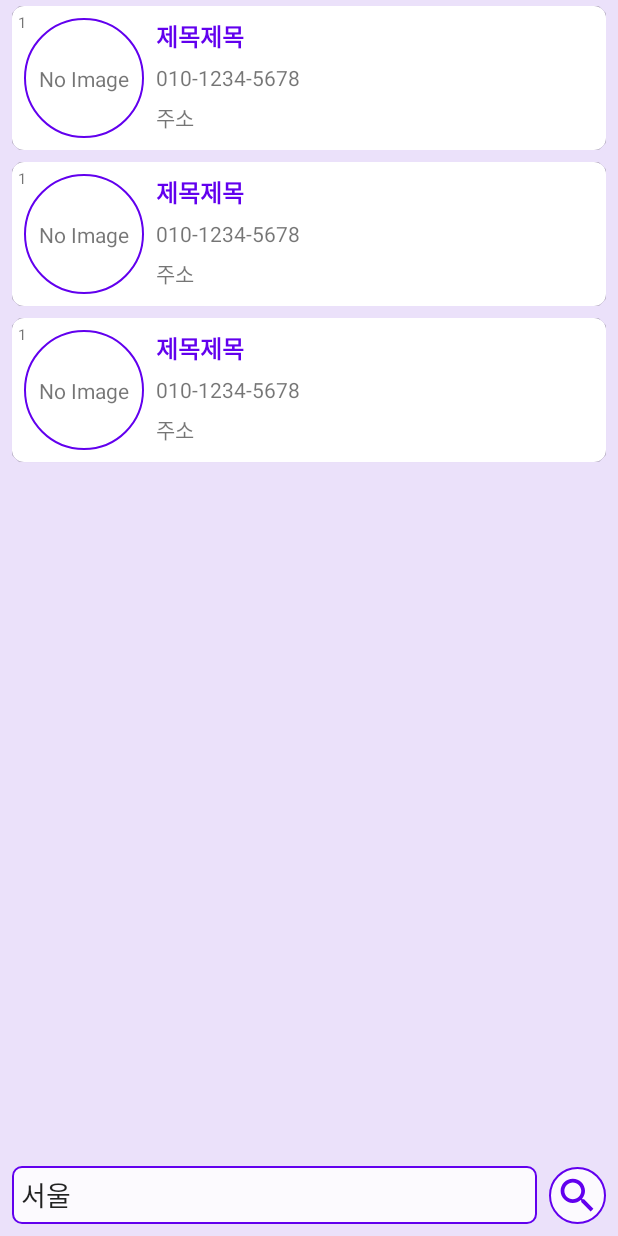
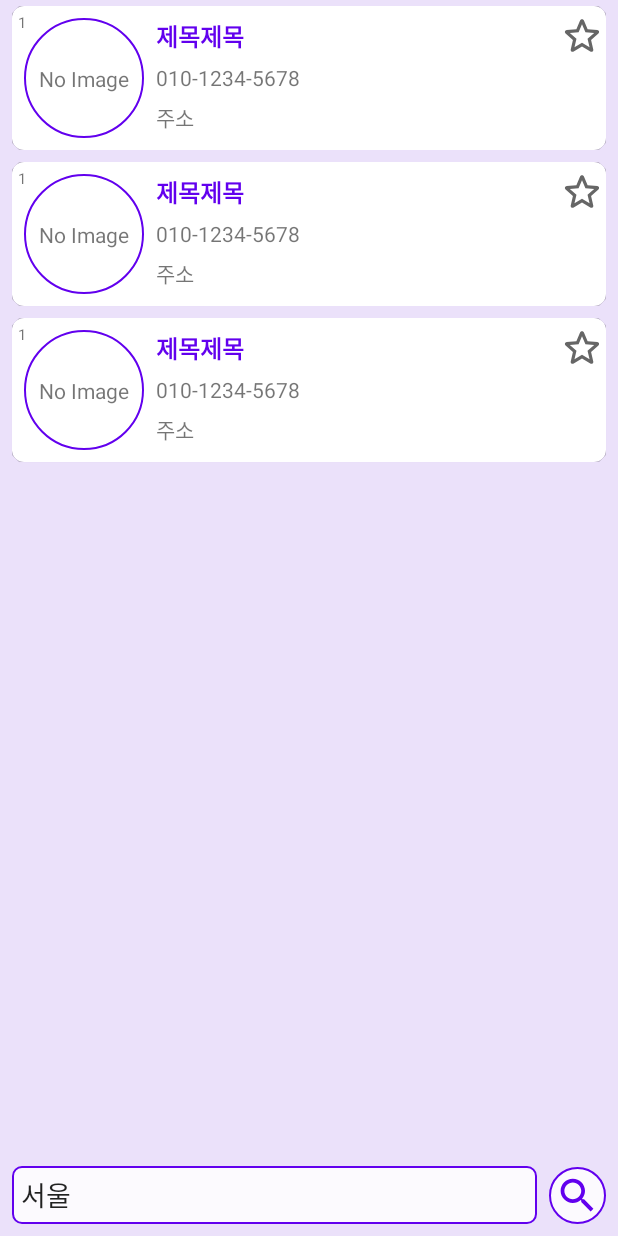
Before and after one commit to rstudio20280/today, an Android app: the layout fragment_search.xml on its own in the app's theme, with its tools: preview values and no code run, on a phone screen of 412 x 824 dp. Run offline under Robolectric (Android 15) with nearby library versions, the phone set to English and light mode, and no system bars.

Commit message:
북마크 기능 관련 UI 작업 (기능 구현 X)

```diff
--- a/app/src/main/java/com/study/today/feature/main/search/TourListAdapter.kt
+++ b/app/src/main/java/com/study/today/feature/main/search/TourListAdapter.kt
@@ -11,7 +11,8 @@ import com.study.today.model.Tour
 
 class TourListAdapter(
     var clickListener: ((Int, Tour) -> Unit)? = null,
-    var longClickListener: ((Int, Tour) -> Boolean)? = null
+    var longClickListener: ((Int, Tour) -> Boolean)? = null,
+    var bookmarkClickListener: ((Int, Tour, Boolean) -> Unit)? = null
 ) : ListAdapter<Tour, TourListAdapter.TourViewHolder>(object : DiffUtil.ItemCallback<Tour>() {
     override fun areItemsTheSame(oldItem: Tour, newItem: Tour): Boolean {
         return oldItem.id == newItem.id
@@ -34,6 +35,7 @@ class TourListAdapter(
         binding.root.setOnLongClickListener {
             longClickListener?.invoke(vh.adapterPosition, getItem(vh.adapterPosition)) ?: false
         }
+        binding.bookmarkBtn.setOnClickListener { bookmarkClickListener?.invoke(vh.adapterPosition, getItem(vh.adapterPosition), binding.bookmarkBtn.isChecked) }
         return vh
     }
 
--- /dev/null
+++ b/app/src/main/res/drawable/bg_bookmark_toggle.xml
@@ -0,0 +1,7 @@
+<?xml version="1.0" encoding="utf-8"?>
+<selector xmlns:android="http://schemas.android.com/apk/res/android">
+    <item android:state_checked="false"
+        android:drawable="@drawable/ic_round_star_outline_24" />
+    <item android:state_checked="true"
+        android:drawable="@drawable/ic_round_star_24" />
+</selector>
--- /dev/null
+++ b/app/src/main/res/drawable/ic_round_star_24.xml
@@ -0,0 +1,9 @@
+<vector xmlns:android="http://schemas.android.com/apk/res/android"
+    android:width="24dp"
+    android:height="24dp"
+    android:viewportWidth="24"
+    android:viewportHeight="24">
+  <path
+      android:fillColor="@android:color/holo_orange_light"
+      android:pathData="M12,17.27l4.15,2.51c0.76,0.46 1.69,-0.22 1.49,-1.08l-1.1,-4.72l3.67,-3.18c0.67,-0.58 0.31,-1.68 -0.57,-1.75l-4.83,-0.41l-1.89,-4.46c-0.34,-0.81 -1.5,-0.81 -1.84,0L9.19,8.63L4.36,9.04c-0.88,0.07 -1.24,1.17 -0.57,1.75l3.67,3.18l-1.1,4.72c-0.2,0.86 0.73,1.54 1.49,1.08L12,17.27z"/>
+</vector>
--- /dev/null
+++ b/app/src/main/res/drawable/ic_round_star_outline_24.xml
@@ -0,0 +1,10 @@
+<vector xmlns:android="http://schemas.android.com/apk/res/android"
+    android:width="24dp"
+    android:height="24dp"
+    android:viewportWidth="24"
+    android:viewportHeight="24"
+    android:tint="?attr/colorControlNormal">
+  <path
+      android:fillColor="@android:color/white"
+      android:pathData="M19.65,9.04l-4.84,-0.42 -1.89,-4.45c-0.34,-0.81 -1.5,-0.81 -1.84,0L9.19,8.63l-4.83,0.41c-0.88,0.07 -1.24,1.17 -0.57,1.75l3.67,3.18 -1.1,4.72c-0.2,0.86 0.73,1.54 1.49,1.08l4.15,-2.5 4.15,2.51c0.76,0.46 1.69,-0.22 1.49,-1.08l-1.1,-4.73 3.67,-3.18c0.67,-0.58 0.32,-1.68 -0.56,-1.75zM12,15.4l-3.76,2.27 1,-4.28 -3.32,-2.88 4.38,-0.38L12,6.1l1.71,4.04 4.38,0.38 -3.32,2.88 1,4.28L12,15.4z"/>
+</vector>
--- a/app/src/main/res/layout/item_tour.xml
+++ b/app/src/main/res/layout/item_tour.xml
@@ -55,10 +55,23 @@
                 android:textColor="@color/colorPrimary"
                 android:textSize="16sp"
                 android:textStyle="bold"
-                app:layout_constraintEnd_toEndOf="parent"
+                app:layout_constraintEnd_toStartOf="@+id/bookmarkBtn"
                 app:layout_constraintStart_toEndOf="@+id/imageView"
                 app:layout_constraintTop_toTopOf="parent"
                 tools:text="제목제목" />
+
+            <ToggleButton
+                android:id="@+id/bookmarkBtn"
+                android:layout_width="32dp"
+                android:layout_height="32dp"
+                android:background="@drawable/bg_bookmark_toggle"
+                android:textOn=""
+                android:textOff=""
+                android:checked="@{tour.isBookmark}"
+                app:layout_constraintBottom_toBottomOf="@+id/title"
+                app:layout_constraintEnd_toEndOf="parent"
+                app:layout_constraintStart_toEndOf="@+id/title"
+                app:layout_constraintTop_toTopOf="@+id/title" />
 
             <TextView
                 android:id="@+id/address"
@@ -106,7 +119,7 @@
                 android:layout_marginTop="6dp"
                 android:text="@{tour.tel}"
                 android:visibility="@{TextUtils.isEmpty(tour.tel) ? View.GONE : View.VISIBLE}"
-                app:layout_constraintEnd_toEndOf="parent"
+                app:layout_constraintEnd_toStartOf="@+id/bookmarkBtn"
                 app:layout_constraintHorizontal_bias="0.0"
                 app:layout_constraintStart_toStartOf="@+id/title"
                 app:layout_constraintTop_toBottomOf="@+id/title"
```
Also changed, not shown: app/src/main/java/com/study/today/feature/main/bookmark/BookmarkFragment.kt (+44 -5 lines), app/src/main/java/com/study/today/feature/main/bookmark/BookmarkViewModel.kt (added, +47 -0 lines), app/src/main/java/com/study/today/model/Tour.kt (+56 -21 lines), app/src/main/res/layout/fragment_bookmark.xml (+69 -16 lines).
